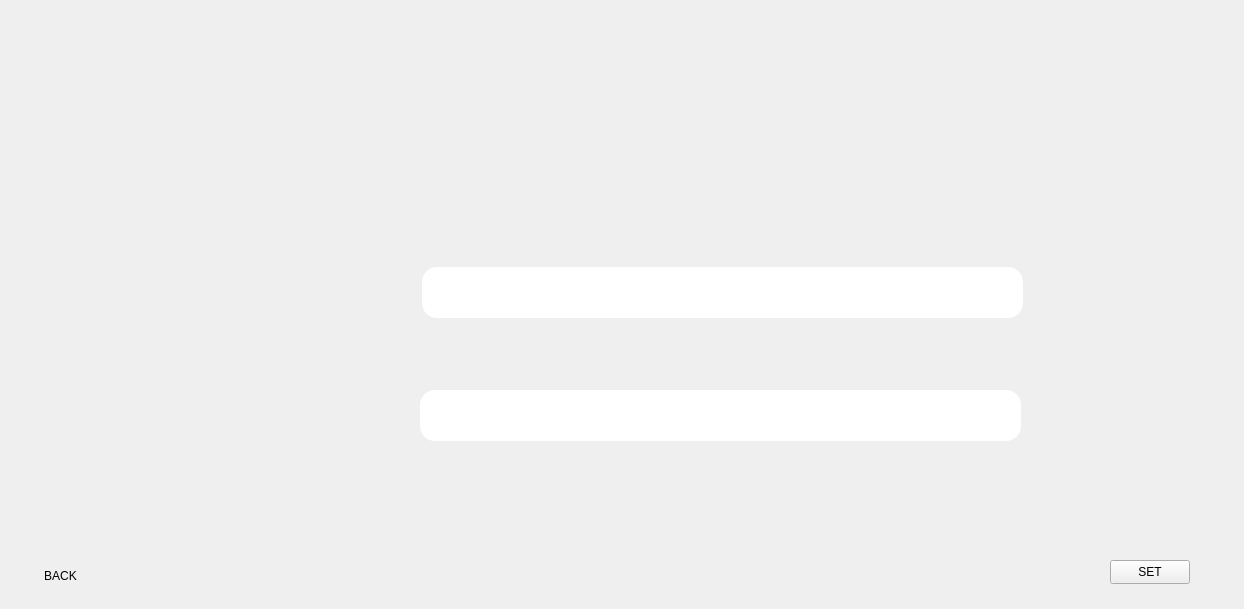
0Abdalla0/courseRegistration, file setprerequisites.ui: the form before one commit.
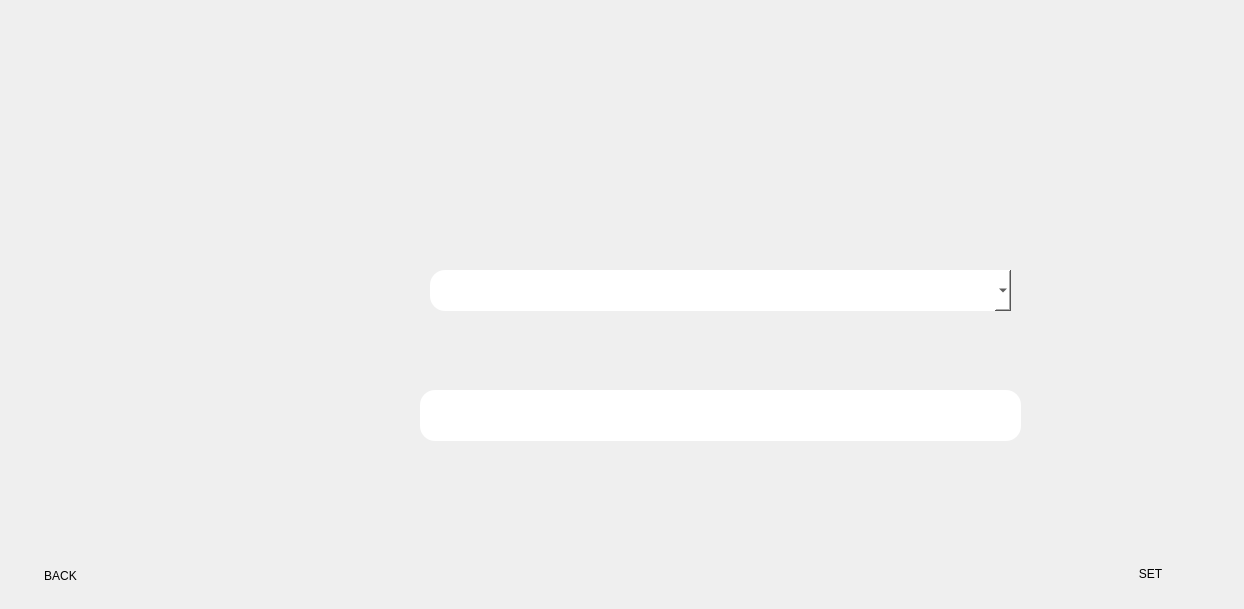
The form after the commit. Icons and pictures are not drawn.

The edit to the form file:
```diff
--- a/setprerequisites.ui
+++ b/setprerequisites.ui
@@ -37,20 +37,6 @@
     <string>BACK</string>
    </property>
   </widget>
-  <widget class="QLineEdit" name="courseid_input">
-   <property name="geometry">
-    <rect>
-     <x>422</x>
-     <y>267</y>
-     <width>601</width>
-     <height>51</height>
-    </rect>
-   </property>
-   <property name="styleSheet">
-    <string notr="true">border-radius: 15%;
-color: black;</string>
-   </property>
-  </widget>
   <widget class="QLineEdit" name="prerequisites_input">
    <property name="geometry">
     <rect>
@@ -69,15 +55,38 @@
    <property name="geometry">
     <rect>
      <x>1110</x>
-     <y>560</y>
-     <width>80</width>
-     <height>24</height>
+     <y>553</y>
+     <width>81</width>
+     <height>41</height>
     </rect>
    </property>
+   <property name="styleSheet">
+    <string notr="true">font: 22pt &quot;Segoe UI&quot;;
+background-image: url(:/imgs/images/white.jpg);
+color:black;
+border-radius:15%;</string>
+   </property>
    <property name="text">
     <string>SET</string>
    </property>
   </widget>
+  <widget class="QComboBox" name="coursescmb">
+   <property name="geometry">
+    <rect>
+     <x>430</x>
+     <y>270</y>
+     <width>581</width>
+     <height>41</height>
+    </rect>
+   </property>
+   <property name="styleSheet">
+    <string notr="true">background-color: rgb(255, 255, 255);
+font: 18pt &quot;Segoe UI&quot;;
+border:none;
+border-radius:15%;
+color:black;</string>
+   </property>
+  </widget>
  </widget>
  <resources/>
  <connections/>
```
Left out of the diff: 2 changed lines with no effect on the pictures.
